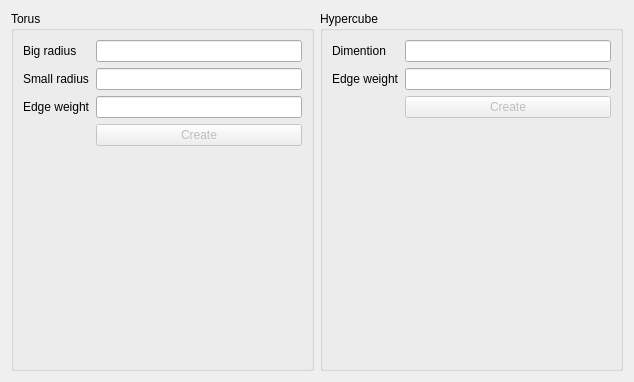
Old version of the form gui/GraphGeneratorForm.ui in the repository Savelyev-Aleksey/Compact-graph.
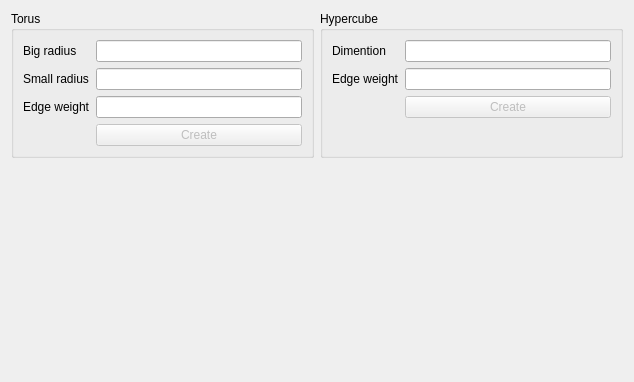
New version of the form.

Commit message: Improved hyprecube generator algorythm, much faster. Increase nodes limit for generator. Progressbar fixes. And some other improvements and fixes.

```diff
--- a/gui/GraphGeneratorForm.ui
+++ b/gui/GraphGeneratorForm.ui
@@ -13,6 +13,8 @@
   <property name="windowTitle">
    <string>Graph generator</string>
   </property>
+  <layout class="QVBoxLayout" name="verticalLayout" stretch="0,1">
+   <item>
   <layout class="QHBoxLayout" name="horizontalLayout">
    <item>
     <widget class="QGroupBox" name="groupBox">
@@ -152,6 +154,18 @@
        </widget>
       </item>
      </layout>
+      </widget>
+     </item>
+    </layout>
+   </item>
+   <item>
+    <widget class="QLabel" name="infoLabel">
+     <property name="text">
+      <string/>
+     </property>
+     <property name="alignment">
+      <set>Qt::AlignLeading|Qt::AlignLeft|Qt::AlignTop</set>
+     </property>
     </widget>
    </item>
   </layout>
```
Left out of the diff: 2 changed lines with no effect on the pictures. Lines whose indentation alone changed are shown as unchanged. The commit also changes 15 other files.
